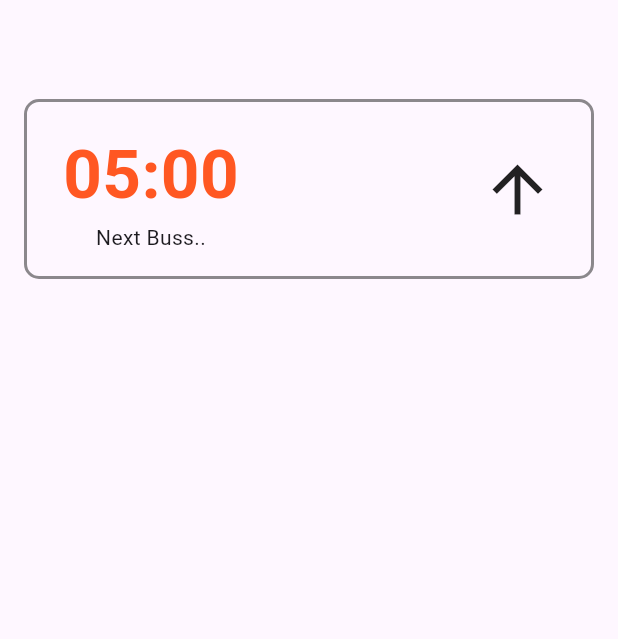
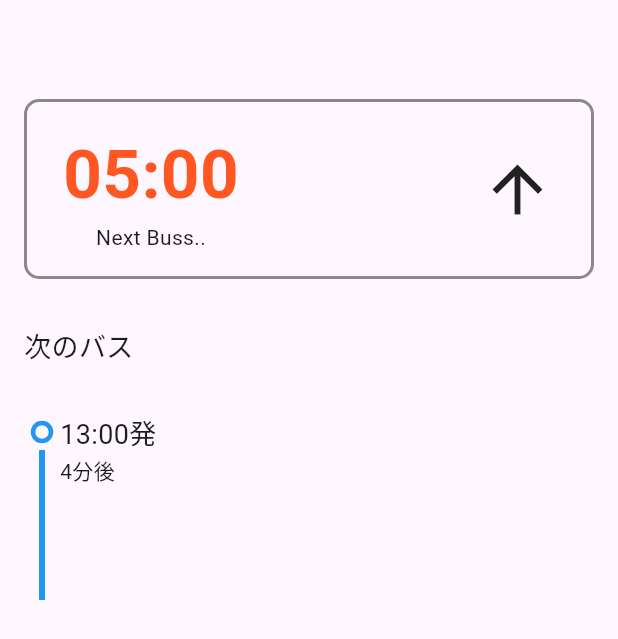
Before and after one commit to taratara10/buss_timetable, a Flutter app: the screen it shows after launch, on a phone screen of 412 x 824 dp. Shown: the top 639 px of the screen. Run offline on Flutter 3.47's test engine with Material 3 defaults, Android fonts, the phone set to English and light mode, and no system bars.

Commit message:
#2 timelineを作成 (#8)
* vertical lineができた

* itemを作成

* タイトル追加

```diff
--- a/lib/clock_screen.dart
+++ b/lib/clock_screen.dart
@@ -1,3 +1,4 @@
+import 'package:buss_timetable/component/timeline.dart';
 import 'package:flutter/material.dart';
 
 class ClockScreen extends StatelessWidget {
@@ -23,7 +24,22 @@ class _ClockContent extends StatelessWidget {
       body: Center(
         child: Padding(
           padding: EdgeInsets.symmetric(vertical: 16, horizontal: 16),
-          child: Column(children: [SizedBox(height: 50), ClockCard()]),
+          child: Column(
+            crossAxisAlignment: CrossAxisAlignment.start,
+            children: [
+              SizedBox(height: 50),
+              ClockCard(),
+              SizedBox(height: 32),
+              Text(
+                '次のバス',
+                style: TextStyle(
+                  fontSize: 18,
+                ),
+              ),
+              SizedBox(height: 32),
+              Timeline(),
+            ],
+          ),
         ),
       ),
     );
--- /dev/null
+++ b/lib/component/timeline.dart
@@ -0,0 +1,112 @@
+import 'dart:math' as math;
+
+import 'package:flutter/material.dart';
+
+class Timeline extends StatelessWidget {
+  const Timeline({super.key});
+
+  @override
+  Widget build(BuildContext context) {
+    return _TimelineItem();
+  }
+}
+
+class _TimelineItem extends StatelessWidget {
+  const _TimelineItem({super.key});
+
+  @override
+  Widget build(BuildContext context) {
+    return Row(
+      crossAxisAlignment: CrossAxisAlignment.start,
+      children: [
+        _VerticalBussLine(),
+        _BussTimeInfo(),
+      ],
+    );
+  }
+}
+
+class _BussTimeInfo extends StatelessWidget {
+  const _BussTimeInfo({super.key});
+
+  @override
+  Widget build(BuildContext context) {
+    return const Column(
+      crossAxisAlignment: CrossAxisAlignment.start,
+      children: [
+        Text(
+          '13:00発',
+          style: TextStyle(
+            fontSize: 18,
+          ),
+        ),
+        Text(
+          '4分後',
+          style: TextStyle(
+            fontSize: 14,
+          ),
+        ),
+      ],
+    );
+  }
+}
+
+/// ◯----- のような縦のタイムライン
+class _VerticalBussLine extends StatelessWidget {
+  const _VerticalBussLine({super.key});
+
+  @override
+  Widget build(BuildContext context) {
+    return Column(
+      children: [
+        SizedBox(
+          width: 24,
+          height: 24,
+          child: CustomPaint(
+            painter: _DonutCirclePainter(),
+          ),
+        ),
+        Container(
+          width: 4, // 線の幅
+          height: 100,
+          color: Colors.blue, // 線の色
+        ),
+      ],
+    );
+  }
+}
+
+/// ドーナツ状のリング
+class _DonutCirclePainter extends CustomPainter {
+  @override
+  void paint(Canvas canvas, Size size) {
+    final center = Offset(size.width / 2, size.height / 2);
+    final radius = size.width / 4;
+    const thickness = 3.0;
+
+    final Paint paint = Paint()
+      ..color = Colors.blue
+      ..style = PaintingStyle.stroke
+      ..strokeWidth = thickness;
+
+    canvas.drawCircle(center, radius, paint);
+
+    const double angle = math.pi / 4;
+    final double x = center.dx + radius * math.cos(angle);
+    final double y = center.dy + radius * math.sin(angle);
+
+    final double innerRadius = radius - thickness / 2;
+
+    final Paint innerPaint = Paint()
+      ..color = Colors.transparent
+      ..style = PaintingStyle.stroke
+      ..strokeWidth = thickness;
+
+    canvas.drawCircle(center, innerRadius, innerPaint);
+  }
+
+  @override
+  bool shouldRepaint(CustomPainter oldDelegate) {
+    return false;
+  }
+}
```
